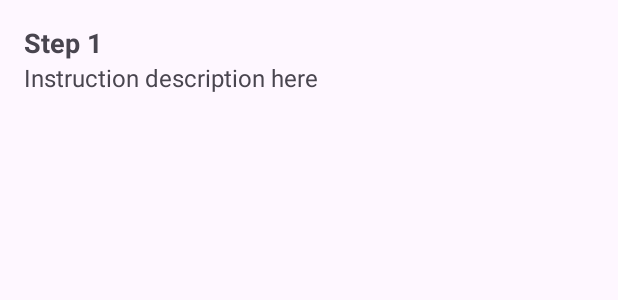
After one commit to tamasvencel/Android-2024, an Android app: the layout item_instruction.xml on its own in the app's theme, with its tools: preview values and no code run, on a phone screen of 412 x 824 dp. The commit adds this screen. Shown: the top 300 px of the screen. Run offline under Robolectric (Android 15) with nearby library versions, the phone set to English and light mode, and no system bars.

Commit message:
added instructions to the details page

```diff
--- a/android-project/app/src/main/java/com/tasty/recipesapp/model/RecipeModel.kt
+++ b/android-project/app/src/main/java/com/tasty/recipesapp/model/RecipeModel.kt
@@ -1,4 +1,6 @@
 package com.tasty.recipesapp.model
+
+import java.io.Serializable
 
 data class RecipeModel(
     val id: Long,                        // Corresponds to "recipeID"
@@ -13,4 +15,4 @@ data class RecipeModel(
     val numServings: Int,               // Corresponds to "numServings"
     val components: List<ComponentModel>,  // List of components (needs to be mapped separately)
     val instructions: List<InstructionModel>,  // List of instructions (already handled)
-)
+) : Serializable
--- /dev/null
+++ b/android-project/app/src/main/res/layout/item_instruction.xml
@@ -0,0 +1,24 @@
+<!-- res/layout/item_instruction.xml -->
+<LinearLayout xmlns:android="http://schemas.android.com/apk/res/android"
+    android:layout_width="match_parent"
+    android:layout_height="wrap_content"
+    android:orientation="vertical"
+    android:padding="16dp">
+
+    <!-- Step text -->
+    <TextView
+        android:id="@+id/instructionPosition"
+        android:layout_width="wrap_content"
+        android:layout_height="wrap_content"
+        android:text="Step 1"
+        android:textSize="18sp"
+        android:textStyle="bold" />
+
+    <!-- Instruction text -->
+    <TextView
+        android:id="@+id/instructionText"
+        android:layout_width="wrap_content"
+        android:layout_height="wrap_content"
+        android:text="Instruction description here"
+        android:textSize="16sp" />
+</LinearLayout>
```
Also changed, not shown: android-project/app/src/main/java/com/tasty/recipesapp/adapter/InstructionsAdapter.kt (added, +46 -0 lines), android-project/app/src/main/java/com/tasty/recipesapp/model/InstructionModel.kt (+33 -1 lines), android-project/app/src/main/java/com/tasty/recipesapp/ui/recipe/RecipeDetailFragment.kt (+15 -33 lines), android-project/app/src/main/java/com/tasty/recipesapp/ui/recipe/RecipesFragment.kt (+19 -4 lines), android-project/app/src/main/java/com/tasty/recipesapp/wrappers/RecipeInstructionsParcelable.kt (added, +33 -0 lines), android-project/app/src/main/res/layout/fragment_recipe_detail.xml (+7 -0 lines).
